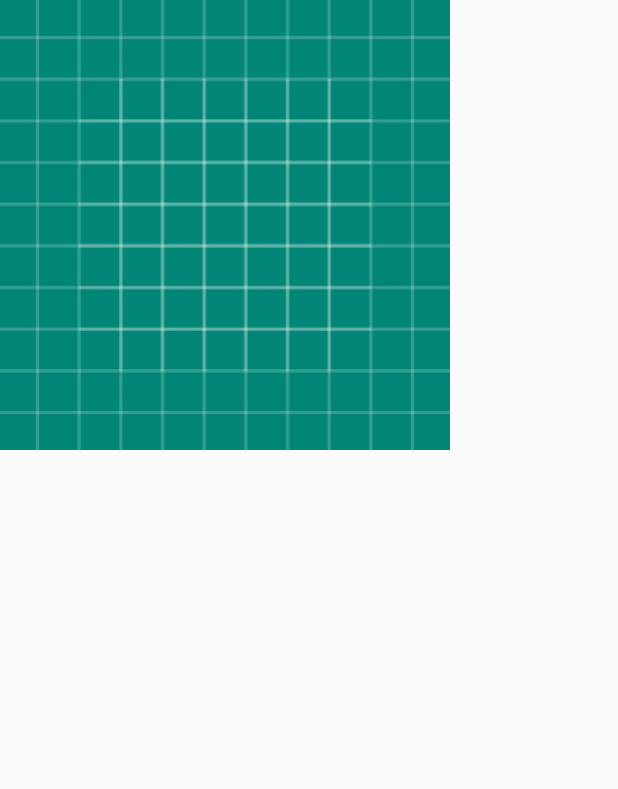
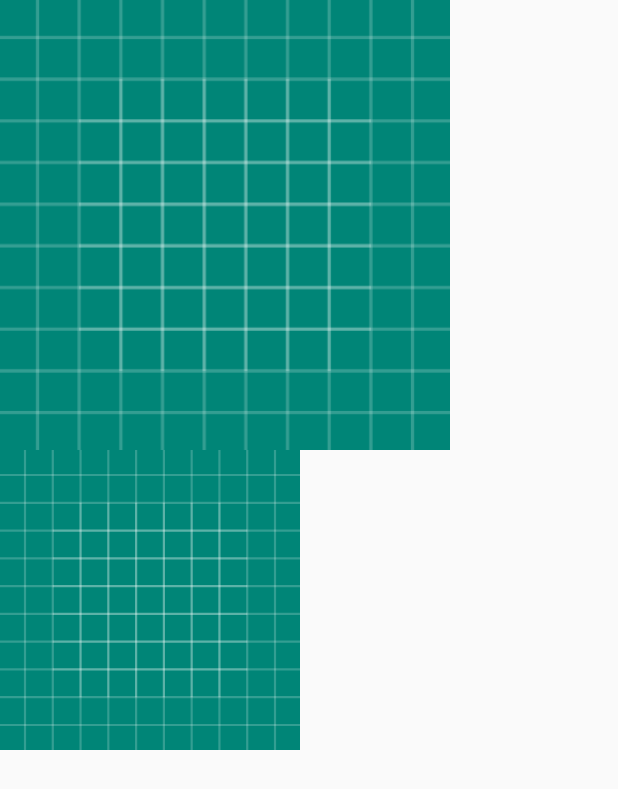
Before and after one commit to kks0211/ApplicationStudy, an Android app: the layout imageview_14.xml on its own in the app's theme, with its tools: preview values and no code run, on a phone screen of 412 x 824 dp. Shown: the top 789 px of the screen. Run offline under Robolectric (Android 15) with nearby library versions, the phone set to English and light mode, and no system bars.

Commit message:
20200423 안드로이드 뷰

```diff
--- a/app/src/main/res/layout/imageview_14.xml
+++ b/app/src/main/res/layout/imageview_14.xml
@@ -9,4 +9,12 @@
         android:layout_height="300dp"
         android:src="@drawable/ic_launcher_background" />
 
+    <ImageView
+        android:layout_width="200dp"
+        android:layout_height="200dp"
+        android:scaleType="centerCrop"
+        android:src="@drawable/ic_launcher_background"
+        />
+
+
 </LinearLayout>
```
